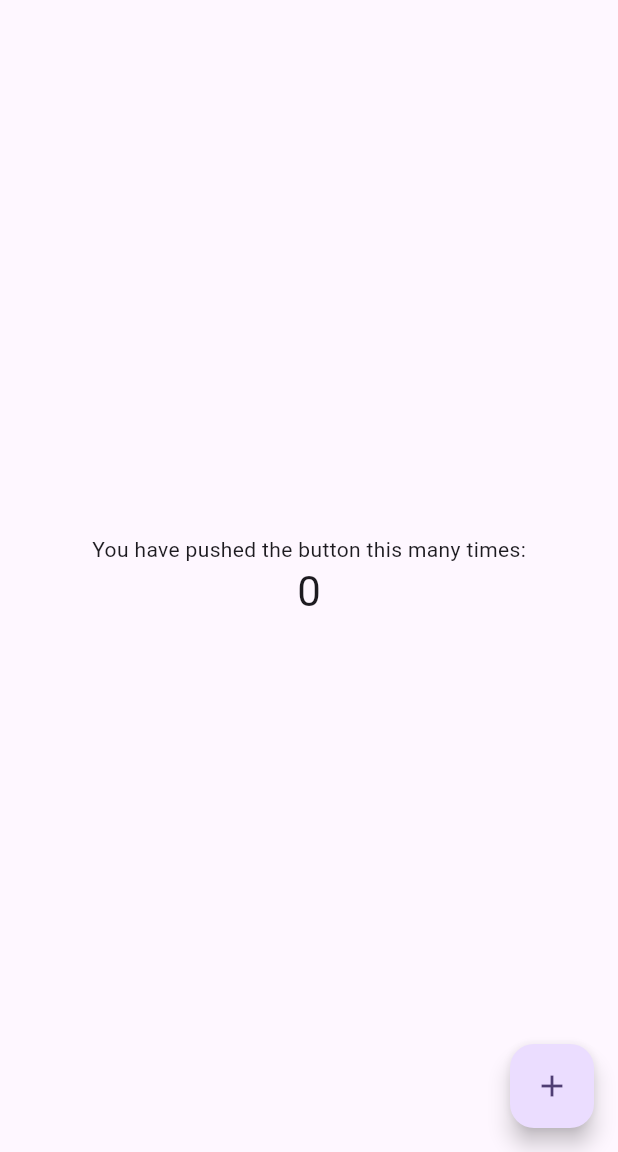
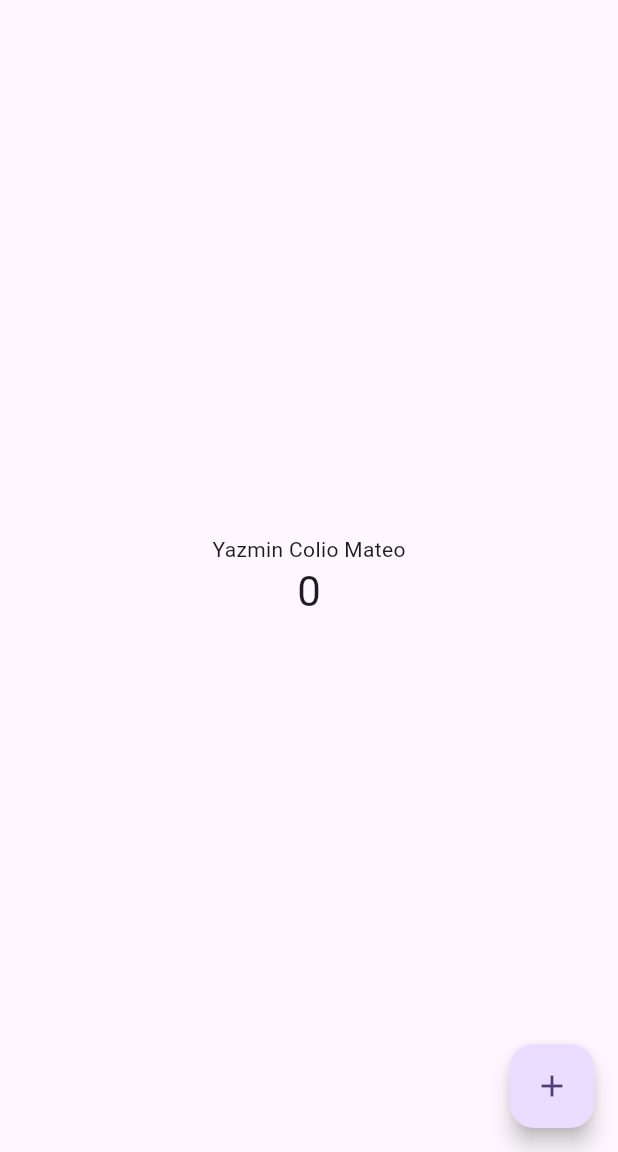
Before and after one commit to Yazmin-CM/CV3A_YCM, a Flutter app: the screen it shows after launch, on a phone screen of 412 x 824 dp, the part 84-1236 px from its top. Run offline on Flutter 3.47's test engine with Material 2 defaults, Android fonts, the phone set to English and light mode, and no system bars.

Commit message:
cambie titulos

```diff
--- a/lib/main.dart
+++ b/lib/main.dart
@@ -7,27 +7,12 @@ void main() {
 class MyApp extends StatelessWidget {
   const MyApp({super.key});
 
-  // This widget is the root of your application.
+
   @override
   Widget build(BuildContext context) {
     return MaterialApp(
-      title: 'Flutter Demo',
+      title: 'Aplicación 1',
       theme: ThemeData(
-        // This is the theme of your application.
-        //
-        // TRY THIS: Try running your application with "flutter run". You'll see
-        // the application has a blue toolbar. Then, without quitting the app,
-        // try changing the seedColor in the colorScheme below to Colors.green
-        // and then invoke "hot reload" (save your changes or press the "hot
-        // reload" button in a Flutter-supported IDE, or press "r" if you used
-        // the command line to start the app).
-        //
-        // Notice that the counter didn't reset back to zero; the application
-        // state is not lost during the reload. To reset the state, use hot
-        // restart instead.
-        //
-        // This works for code too, not just values: Most code changes can be
-        // tested with just a hot reload.
         colorScheme: ColorScheme.fromSeed(seedColor: Colors.deepPurple),
         useMaterial3: true,
       ),
@@ -38,15 +23,6 @@ class MyApp extends StatelessWidget {
 
 class MyHomePage extends StatefulWidget {
   const MyHomePage({super.key, required this.title});
-
-  // This widget is the home page of your application. It is stateful, meaning
-  // that it has a State object (defined below) that contains fields that affect
-  // how it looks.
-
-  // This class is the configuration for the state. It holds the values (in this
-  // case the title) provided by the parent (in this case the App widget) and
-  // used by the build method of the State. Fields in a Widget subclass are
-  // always marked "final".
 
   final String title;
 
@@ -59,54 +35,23 @@ class _MyHomePageState extends State<MyHomePage> {
 
   void _incrementCounter() {
     setState(() {
-      // This call to setState tells the Flutter framework that something has
-      // changed in this State, which causes it to rerun the build method below
-      // so that the display can reflect the updated values. If we changed
-      // _counter without calling setState(), then the build method would not be
-      // called again, and so nothing would appear to happen.
       _counter++;
     });
   }
 
   @override
   Widget build(BuildContext context) {
-    // This method is rerun every time setState is called, for instance as done
-    // by the _incrementCounter method above.
-    //
-    // The Flutter framework has been optimized to make rerunning build methods
-    // fast, so that you can just rebuild anything that needs updating rather
-    // than having to individually change instances of widgets.
     return Scaffold(
       appBar: AppBar(
-        // TRY THIS: Try changing the color here to a specific color (to
-        // Colors.amber, perhaps?) and trigger a hot reload to see the AppBar
-        // change color while the other colors stay the same.
         backgroundColor: Theme.of(context).colorScheme.inversePrimary,
-        // Here we take the value from the MyHomePage object that was created by
-        // the App.build method, and use it to set our appbar title.
         title: Text(widget.title),
       ),
       body: Center(
-        // Center is a layout widget. It takes a single child and positions it
-        // in the middle of the parent.
         child: Column(
-          // Column is also a layout widget. It takes a list of children and
-          // arranges them vertically. By default, it sizes itself to fit its
-          // children horizontally, and tries to be as tall as its parent.
-          //
-          // Column has various properties to control how it sizes itself and
-          // how it positions its children. Here we use mainAxisAlignment to
-          // center the children vertically; the main axis here is the vertical
-          // axis because Columns are vertical (the cross axis would be
-          // horizontal).
-          //
-          // TRY THIS: Invoke "debug painting" (choose the "Toggle Debug Paint"
-          // action in the IDE, or press "p" in the console), to see the
-          // wireframe for each widget.
           mainAxisAlignment: MainAxisAlignment.center,
           children: <Widget>[
             const Text(
-              'You have pushed the button this many times:',
+              'Yazmin Colio Mateo',
             ),
             Text(
               '$_counter',
@@ -119,7 +64,7 @@ class _MyHomePageState extends State<MyHomePage> {
         onPressed: _incrementCounter,
         tooltip: 'Increment',
         child: const Icon(Icons.add),
-      ), // This trailing comma makes auto-formatting nicer for build methods.
+      ),
     );
   }
 }
```
